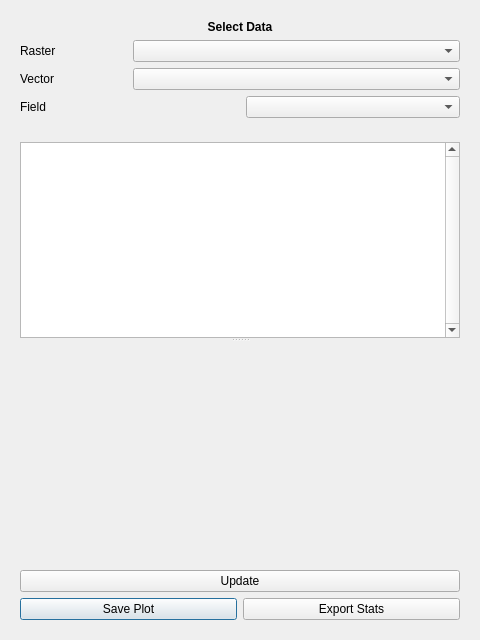
The window that ui/ui_roitool_dialog.ui (beeoda/roi_plugin) describes before a commit, drawn with Qt 5.
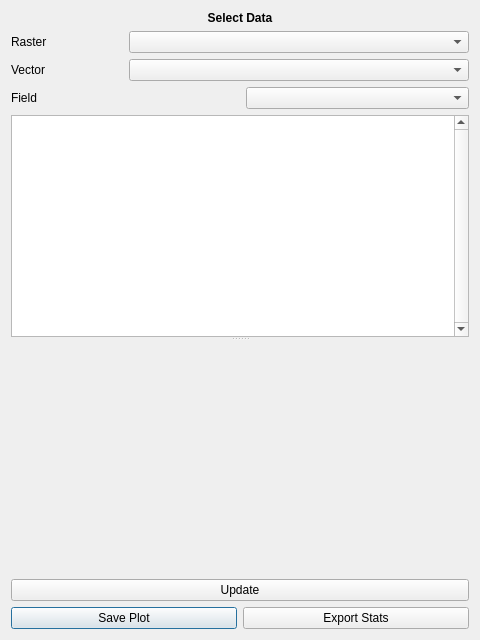
The same window after the commit.

Commit message: Set widget margins to 0; work on plot

Diff of the .ui file:
```diff
--- a/ui/ui_roitool_dialog.ui
+++ b/ui/ui_roitool_dialog.ui
@@ -23,6 +23,9 @@
       </sizepolicy>
      </property>
      <layout class="QGridLayout" name="gridLayout">
+      <property name="margin">
+       <number>0</number>
+      </property>
       <item row="2" column="1" colspan="3">
        <widget class="QComboBox" name="combox_vector"/>
       </item>
@@ -72,6 +75,9 @@
    <item>
     <widget class="QWidget" name="widget_2" native="true">
      <layout class="QVBoxLayout" name="verticalLayout_2">
+      <property name="margin">
+       <number>0</number>
+      </property>
       <item>
        <widget class="QSplitter" name="splitter">
         <property name="orientation">
@@ -122,6 +128,9 @@
       </sizepolicy>
      </property>
      <layout class="QGridLayout" name="gridLayout_3">
+      <property name="margin">
+       <number>0</number>
+      </property>
       <item row="1" column="0">
        <widget class="QPushButton" name="but_saveplot">
         <property name="text">
```
The commit also changes 1 other file.
